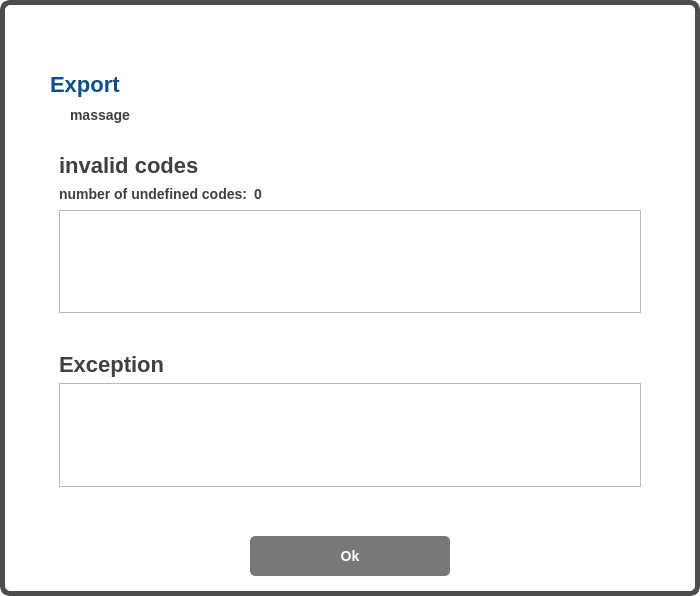
The window that uiFiles/export_result.ui (DORSA-co/Paticle_Size_Analyser) describes before a commit, drawn with Qt 5.
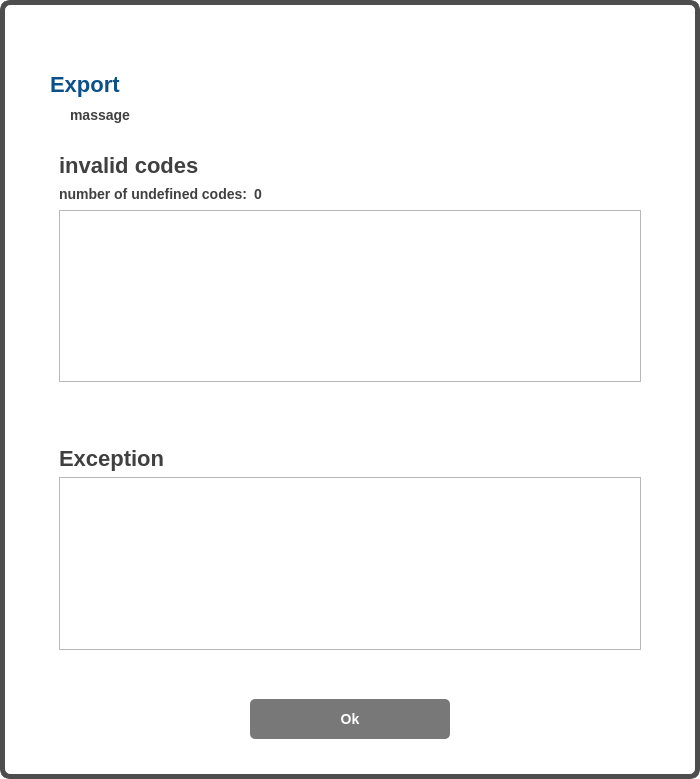
The same window after the commit. Icons and pictures are not drawn.

Commit message: report particle first wrong info bug fix, export result window size fix

The edit to the form file:
```diff
--- a/uiFiles/export_result.ui
+++ b/uiFiles/export_result.ui
@@ -7,11 +7,11 @@
     <x>0</x>
     <y>0</y>
     <width>700</width>
-    <height>596</height>
+    <height>779</height>
    </rect>
   </property>
   <property name="sizePolicy">
-   <sizepolicy hsizetype="Minimum" vsizetype="Maximum">
+   <sizepolicy hsizetype="Preferred" vsizetype="Preferred">
     <horstretch>0</horstretch>
     <verstretch>0</verstretch>
    </sizepolicy>
@@ -307,6 +307,12 @@
      </item>
      <item>
       <widget class="QFrame" name="wrong_codes_frame">
+       <property name="sizePolicy">
+        <sizepolicy hsizetype="Minimum" vsizetype="Preferred">
+         <horstretch>0</horstretch>
+         <verstretch>0</verstretch>
+        </sizepolicy>
+       </property>
        <layout class="QVBoxLayout" name="verticalLayout_3">
         <property name="topMargin">
          <number>30</number>
@@ -378,34 +384,24 @@
           </property>
          </widget>
         </item>
-       </layout>
-      </widget>
-     </item>
      <item>
       <spacer name="verticalSpacer">
        <property name="orientation">
         <enum>Qt::Vertical</enum>
        </property>
+          <property name="sizeType">
+           <enum>QSizePolicy::Fixed</enum>
+          </property>
        <property name="sizeHint" stdset="0">
         <size>
          <width>20</width>
-         <height>40</height>
+            <height>25</height>
         </size>
        </property>
       </spacer>
      </item>
-     <item>
-      <spacer name="verticalSpacer_3">
-       <property name="orientation">
-        <enum>Qt::Vertical</enum>
-       </property>
-       <property name="sizeHint" stdset="0">
-        <size>
-         <width>20</width>
-         <height>40</height>
-        </size>
-       </property>
-      </spacer>
+       </layout>
+      </widget>
      </item>
      <item>
       <widget class="QFrame" name="exception_frame">
@@ -446,9 +442,6 @@
           </property>
          </widget>
         </item>
-       </layout>
-      </widget>
-     </item>
      <item>
       <spacer name="verticalSpacer_4">
        <property name="orientation">
@@ -465,6 +458,9 @@
        </property>
       </spacer>
      </item>
+       </layout>
+      </widget>
+     </item>
      <item>
       <layout class="QHBoxLayout" name="horizontalLayout">
        <item>
@@ -503,10 +499,13 @@
        <property name="orientation">
         <enum>Qt::Vertical</enum>
        </property>
+       <property name="sizeType">
+        <enum>QSizePolicy::Fixed</enum>
+       </property>
        <property name="sizeHint" stdset="0">
         <size>
          <width>20</width>
-         <height>40</height>
+         <height>20</height>
         </size>
        </property>
       </spacer>
```
Lines whose indentation alone changed are shown as unchanged. The commit also changes 7 other files.
